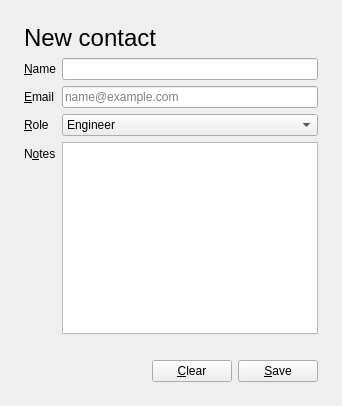
This is src/app/ui/form_page.ui in CameronBrooks11/pyside6-gui-template as Qt 5 draws it before an edit. The edited form follows.
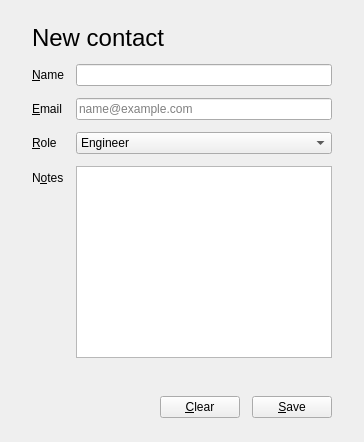
This is the edited form.

Diff of the .ui file:
```diff
--- a/src/app/ui/form_page.ui
+++ b/src/app/ui/form_page.ui
@@ -3,14 +3,17 @@
  <class>FormPage</class>
  <widget class="QWidget" name="FormPage">
   <layout class="QVBoxLayout" name="page_layout">
+   <property name="spacing">
+    <number>12</number>
+   </property>
    <property name="leftMargin">
-    <number>24</number>
+    <number>32</number>
    </property>
    <property name="topMargin">
     <number>24</number>
    </property>
    <property name="rightMargin">
-    <number>24</number>
+    <number>32</number>
    </property>
    <property name="bottomMargin">
     <number>24</number>
```
